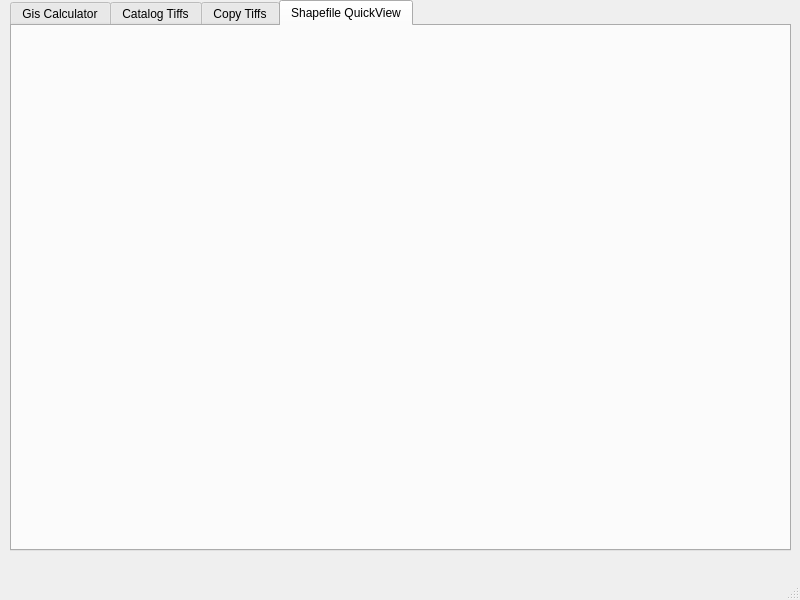
Qt form gisHelperGui.ui (minorsecond/GIS-Helper) before a commit.
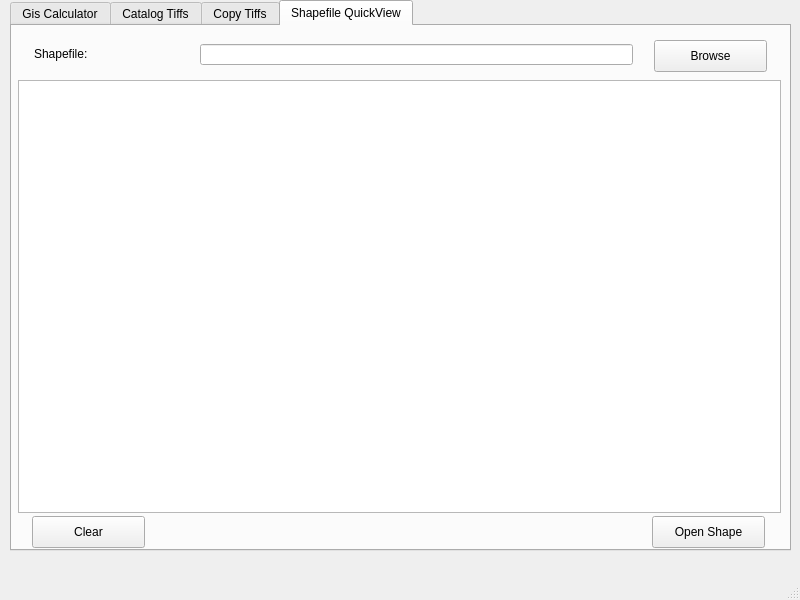
The same form after that commit. The open tabs and pages were chosen to show the change.

Commit message: Using matplotlib to plot shapefiles.

What changed in the file:
```diff
--- a/gisHelperGui.ui
+++ b/gisHelperGui.ui
@@ -994,6 +994,86 @@
      <attribute name="title">
       <string>Shapefile QuickView</string>
      </attribute>
+     <widget class="QGraphicsView" name="shapeViewWindow">
+      <property name="geometry">
+       <rect>
+        <x>6</x>
+        <y>54</y>
+        <width>763</width>
+        <height>433</height>
+       </rect>
+      </property>
+     </widget>
+     <widget class="QLabel" name="label_13">
+      <property name="geometry">
+       <rect>
+        <x>22</x>
+        <y>20</y>
+        <width>73</width>
+        <height>16</height>
+       </rect>
+      </property>
+      <property name="font">
+       <font>
+        <family>Arial</family>
+       </font>
+      </property>
+      <property name="text">
+       <string>Shapefile: </string>
+      </property>
+      <property name="alignment">
+       <set>Qt::AlignLeading|Qt::AlignLeft|Qt::AlignVCenter</set>
+      </property>
+     </widget>
+     <widget class="QLineEdit" name="shapefileViewPath">
+      <property name="geometry">
+       <rect>
+        <x>188</x>
+        <y>18</y>
+        <width>433</width>
+        <height>21</height>
+       </rect>
+      </property>
+     </widget>
+     <widget class="QPushButton" name="shapefileViewBrowseButton">
+      <property name="geometry">
+       <rect>
+        <x>642</x>
+        <y>14</y>
+        <width>113</width>
+        <height>32</height>
+       </rect>
+      </property>
+      <property name="text">
+       <string>Browse</string>
+      </property>
+     </widget>
+     <widget class="QPushButton" name="shapefileViewClear">
+      <property name="geometry">
+       <rect>
+        <x>20</x>
+        <y>490</y>
+        <width>113</width>
+        <height>32</height>
+       </rect>
+      </property>
+      <property name="text">
+       <string>Clear</string>
+      </property>
+     </widget>
+     <widget class="QPushButton" name="shapefileViewGo">
+      <property name="geometry">
+       <rect>
+        <x>640</x>
+        <y>490</y>
+        <width>113</width>
+        <height>32</height>
+       </rect>
+      </property>
+      <property name="text">
+       <string>Open Shape</string>
+      </property>
+     </widget>
     </widget>
    </widget>
   </widget>
```
Left out of the diff: 13 changed lines with no effect on the pictures. The commit also changes 1 other file.
